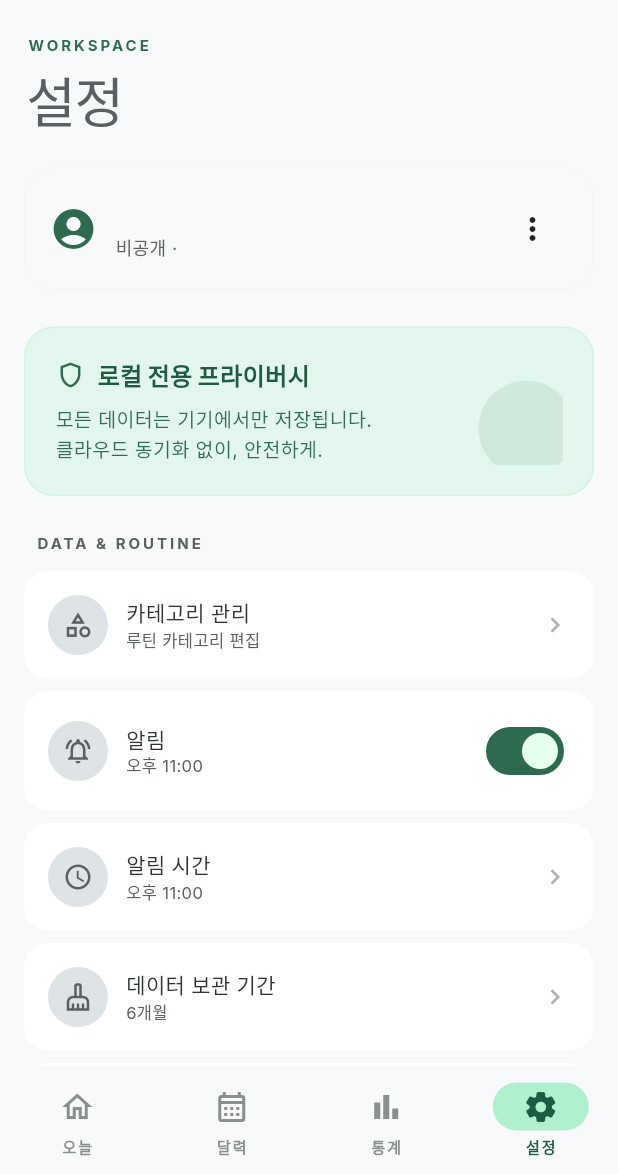
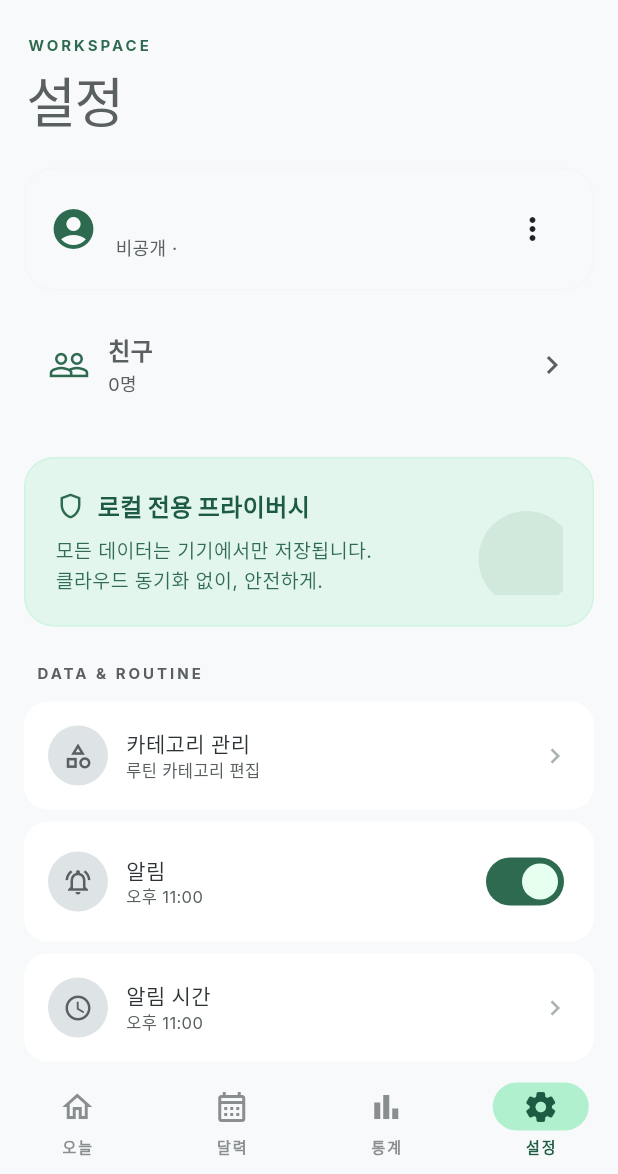
Before and after one commit to kaeba0616/pTODOlist, a Flutter app: the SettingsView screen opened by its route, on a phone screen of 412 x 824 dp, the part 62-1236 px from its top. Run offline on Flutter 3.47's test engine with Material 3 defaults, Android fonts, the phone set to English and light mode, and no system bars; our stand-ins replace cloud_firestore, file_picker, firebase_auth, firebase_core, fl_chart, flutter_local_notifications and 7 more; missing offline and left inert: home_widget; accounts and stored records are empty.

Commit message:
feat(F15-5-3): 친구 화면 UI + 설정 진입점
신규 lib/features/friends/views/friends_view.dart:
- 내 친구 코드 카드 (큰 폰트 + 복사 버튼)
- 친구 추가 카드 (코드 입력 → 요청 보내기, 자기 자신/이미 친구 검사)
- 받은 요청 리스트 (수락/거절, 닉네임 + 코드 표시)
- 내 친구 리스트 (FutureBuilder 로 친구 닉네임 fetch, 끊기 메뉴)
- 비로그인 시 안내 + 빈 친구 안내

settings_view.dart:
- ACCOUNT 카드 아래 "친구" 진입 카드 추가
- 친구 수, 받은 요청 수 (배지) 표시
- 탭 시 FriendsView 푸시

Co-Authored-By: Claude Opus 4.7 (1M context) <noreply@anthropic.com>

```diff
--- a/ptodolist_front/lib/features/settings/views/settings_view.dart
+++ b/ptodolist_front/lib/features/settings/views/settings_view.dart
@@ -10,6 +10,8 @@ import 'package:ptodolist/core/theme/app_theme.dart';
 import 'package:ptodolist/core/utils/storage_info.dart';
 import 'package:ptodolist/features/auth/providers/auth_providers.dart';
 import 'package:ptodolist/features/auth/views/login_view.dart';
+import 'package:ptodolist/features/friends/providers/friends_providers.dart';
+import 'package:ptodolist/features/friends/views/friends_view.dart';
 import 'package:ptodolist/features/profile/models/user_profile.dart';
 import 'package:ptodolist/features/profile/providers/profile_providers.dart';
 import 'package:ptodolist/features/profile/views/profile_edit_view.dart';
@@ -123,6 +125,8 @@ class _SettingsViewState extends ConsumerState<SettingsView> {
 
           // Account section
           _buildAccountSection(theme, isDark),
+          const SizedBox(height: 12),
+          _buildFriendsEntry(theme, isDark),
           const SizedBox(height: 24),
 
           // Privacy card
@@ -381,6 +385,78 @@ class _SettingsViewState extends ConsumerState<SettingsView> {
   Future<void> _openProfileEdit() async {
     await Navigator.of(context).push(
       MaterialPageRoute(builder: (_) => const ProfileEditView()),
+    );
+  }
+
+  Widget _buildFriendsEntry(ThemeData theme, bool isDark) {
+    final user = ref.watch(authStateProvider).valueOrNull;
+    final incoming = ref.watch(incomingRequestsProvider).valueOrNull ?? [];
+    final friends = ref.watch(myFriendshipsProvider).valueOrNull ?? [];
+    final cardColor = isDark
+        ? theme.colorScheme.surfaceContainerHigh
+        : theme.colorScheme.surface;
+
+    return Material(
+      color: cardColor,
+      borderRadius: BorderRadius.circular(20),
+      child: InkWell(
+        borderRadius: BorderRadius.circular(20),
+        onTap: user == null
+            ? null
+            : () => Navigator.of(context).push(
+                  MaterialPageRoute(builder: (_) => const FriendsView()),
+                ),
+        child: Padding(
+          padding: const EdgeInsets.all(16),
+          child: Row(
+            children: [
+              Icon(Icons.people_outline,
+                  size: 28, color: theme.colorScheme.primary),
+              const SizedBox(width: 12),
+              Expanded(
+                child: Column(
+                  crossAxisAlignment: CrossAxisAlignment.start,
+                  children: [
+                    Text('친구',
+                        style: GoogleFonts.manrope(
+                            fontSize: 16, fontWeight: FontWeight.w600)),
+                    const SizedBox(height: 2),
+                    Text(
+                      user == null
+                          ? '로그인 후 사용 가능'
+                          : '${friends.length}명${incoming.isNotEmpty ? ' · 받은 요청 ${incoming.length}' : ''}',
+                      style: GoogleFonts.inter(
+                        fontSize: 12,
+                        color: theme.colorScheme.onSurfaceVariant,
+                      ),
+                    ),
+                  ],
+                ),
+              ),
+              if (incoming.isNotEmpty)
+                Container(
+                  padding: const EdgeInsets.symmetric(
+                      horizontal: 8, vertical: 2),
+                  decoration: BoxDecoration(
+                    color: theme.colorScheme.error,
+                    borderRadius: BorderRadius.circular(9999),
+                  ),
+                  child: Text(
+                    '${incoming.length}',
+                    style: const TextStyle(
+                      color: Colors.white,
+                      fontSize: 11,
+                      fontWeight: FontWeight.w700,
+                    ),
+                  ),
+                ),
+              const SizedBox(width: 8),
+              Icon(Icons.chevron_right,
+                  color: theme.colorScheme.onSurfaceVariant),
+            ],
+          ),
+        ),
+      ),
     );
   }
 
```
Also changed, not shown: ptodolist_front/lib/features/friends/views/friends_view.dart (added, +348 -0 lines).
